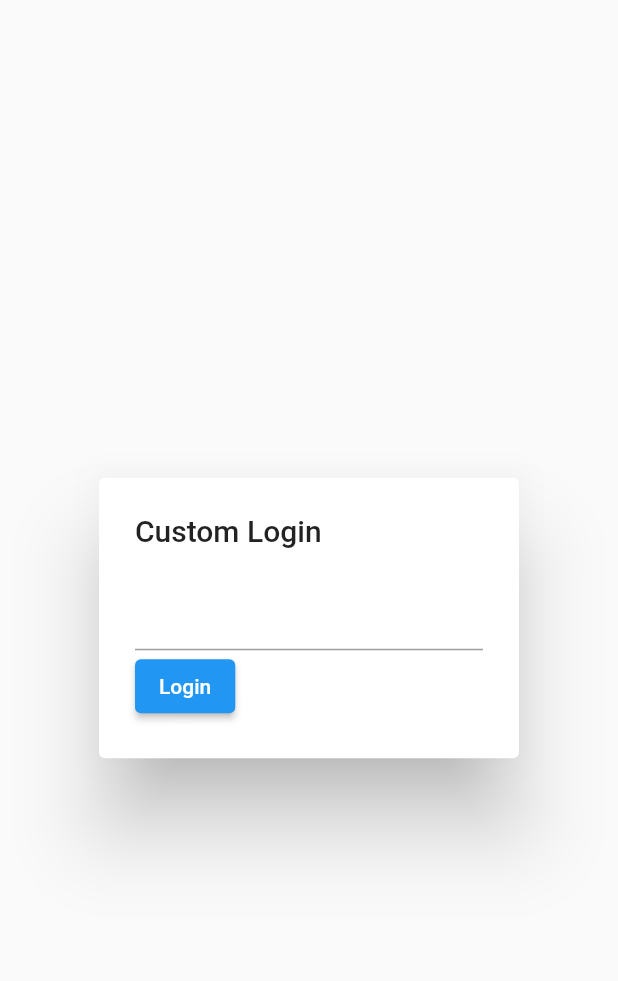
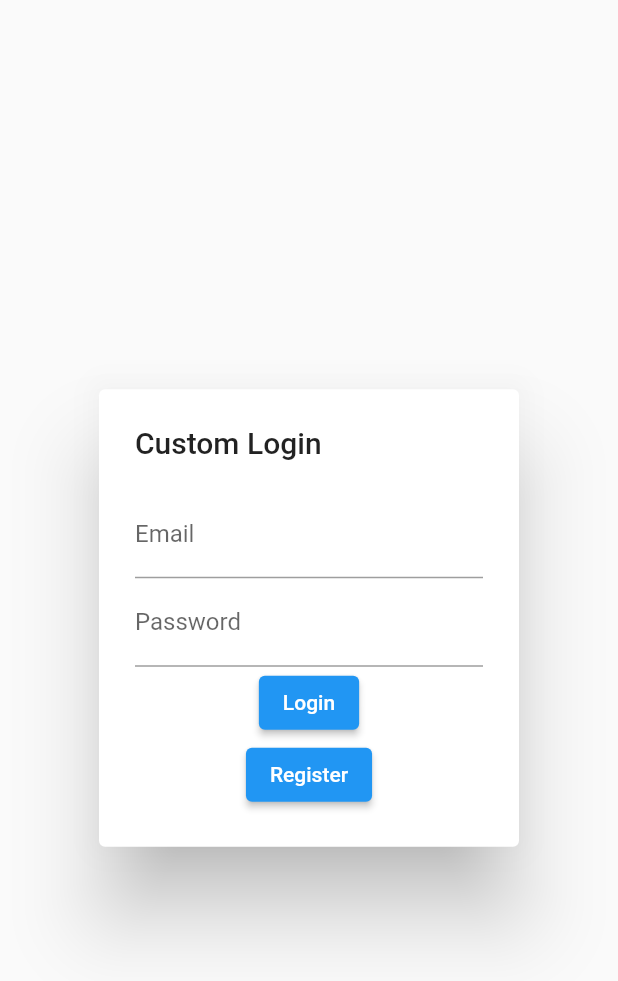
Before and after one commit to sohebalam/spare_park, a Flutter app: the CustomLoginDialog widget shown alone on an empty page, opened directly, on a phone screen of 412 x 824 dp. Shown: the top 981 px of the screen. Run offline on Flutter 3.47's test engine with Material 2 defaults, Android fonts, the phone set to English and light mode, and no system bars; our stand-ins replace auth_buttons, cached_network_image, cloud_firestore, firebase_auth, firebase_core, firebase_storage and 7 more; missing offline and left inert: firebase_auth_web, firebase_core_web, flutter_stripe, google_maps_flutter_platform_interface, google_maps_webservice; accounts and stored records are empty.

Commit message:
custom login 1

```diff
--- a/lib/main.dart
+++ b/lib/main.dart
@@ -34,7 +34,7 @@ class MyApp extends StatelessWidget {
           // '/': (context) => Wrapper(),
           '/map_home': (context) => MapHome(),
           // '/login': (context) => LoginScreen(),
-          // '/register': (context) => RegisterScreen(),
+          '/register': (context) => RegisterScreen(),
         },
       ),
     );
--- a/lib/shared/widgets/LoginDialog.dart
+++ b/lib/shared/widgets/LoginDialog.dart
@@ -1,26 +1,49 @@
 import 'package:flutter/material.dart';
+import 'package:provider/provider.dart';
+import 'package:sparepark/services/auth_service.dart';
 
 class CustomLoginDialog extends StatelessWidget {
   final _formKey1 = GlobalKey<FormState>();
+  final TextEditingController emailController = TextEditingController();
+  final TextEditingController passwordController = TextEditingController();
 
   @override
   Widget build(BuildContext context) {
+    final authService = Provider.of<AuthService>(context);
     return AlertDialog(
       title: Text('Custom Login'),
       content: Form(
         key: _formKey1,
         child: Column(
           mainAxisSize: MainAxisSize.min,
-          crossAxisAlignment: CrossAxisAlignment.start,
           children: [
-            TextFormField(
-                // add custom login fields here
-                ),
+            TextField(
+              controller: emailController,
+              decoration: InputDecoration(
+                labelText: "Email",
+              ),
+            ),
+            TextField(
+              controller: passwordController,
+              decoration: InputDecoration(
+                labelText: "Password",
+              ),
+            ),
             ElevatedButton(
               onPressed: () {
-                // perform custom login authentication
+                authService.signInWithEmailAndPassword(
+                  emailController.text,
+                  passwordController.text,
+                );
+                Navigator.pop(context);
               },
               child: Text('Login'),
+            ),
+            ElevatedButton(
+              onPressed: () {
+                Navigator.pushNamed(context, '/register');
+              },
+              child: Text('Register'),
             ),
           ],
         ),
```
